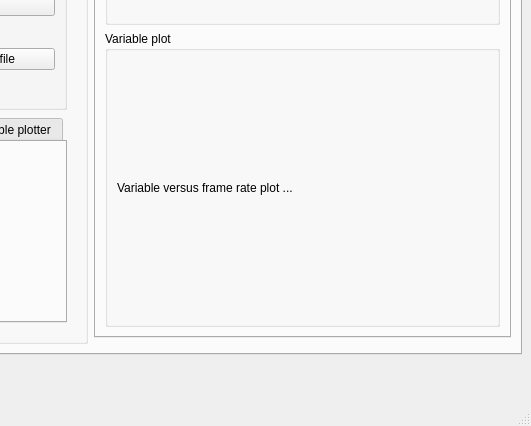
Old version of the form tracker_ui.ui in the repository Fishified/FishTracker; both pictures show x 501 to 1032 and y 345 to 771 of the 1032 by 771 pixel window.
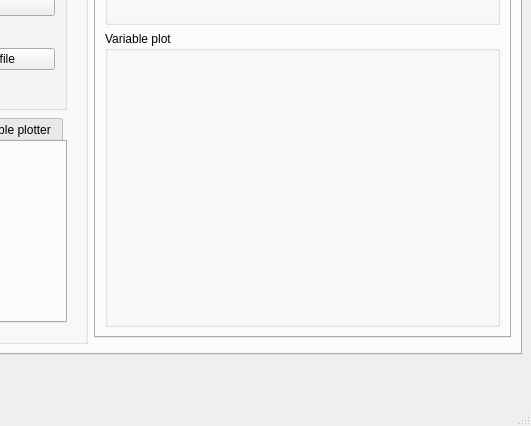
New version of the form. Custom widgets are drawn as their Qt base class.

The edit to the form file:
```diff
--- a/tracker_ui.ui
+++ b/tracker_ui.ui
@@ -10,7 +10,7 @@
     <x>0</x>
     <y>0</y>
     <width>1032</width>
-    <height>708</height>
+    <height>741</height>
    </rect>
   </property>
   <property name="sizePolicy">
@@ -1882,11 +1882,7 @@
               </property>
               <layout class="QGridLayout" name="gridLayout_30">
                <item row="0" column="0">
-                <widget class="QLabel" name="label_11">
-                 <property name="text">
-                  <string>Variable versus frame rate plot ...</string>
-                 </property>
-                </widget>
+                <widget class="MplWidget" name="mpl" native="true"/>
                </item>
               </layout>
              </widget>
@@ -1945,6 +1941,14 @@
   </widget>
   <widget class="QStatusBar" name="statusbar"/>
  </widget>
+ <customwidgets>
+  <customwidget>
+   <class>MplWidget</class>
+   <extends>QWidget</extends>
+   <header>mplwidget</header>
+   <container>1</container>
+  </customwidget>
+ </customwidgets>
  <resources/>
  <connections>
   <connection>
```
